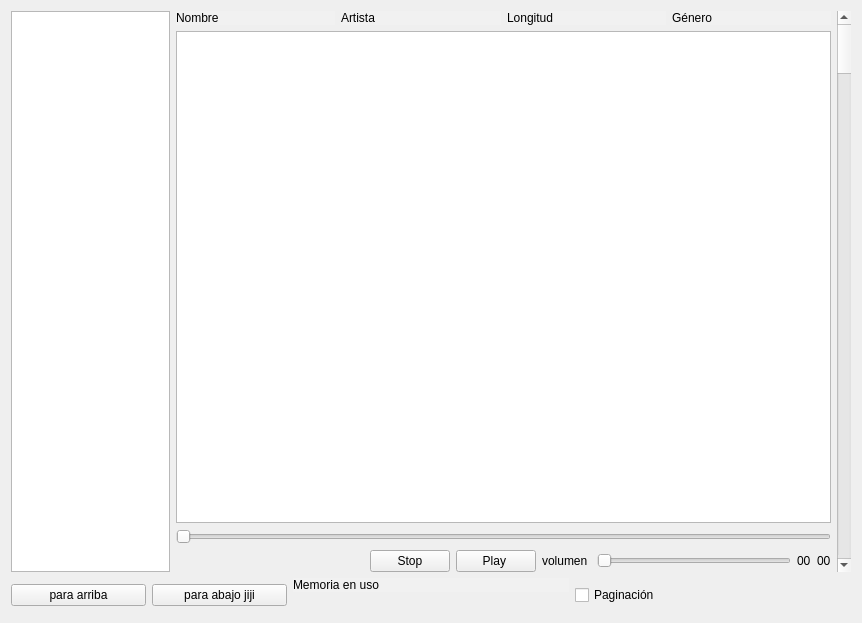
First picture: the form in Proyecto1-Radio/widget.ui, repository lazhero/RadioOdyssey, before the edit.
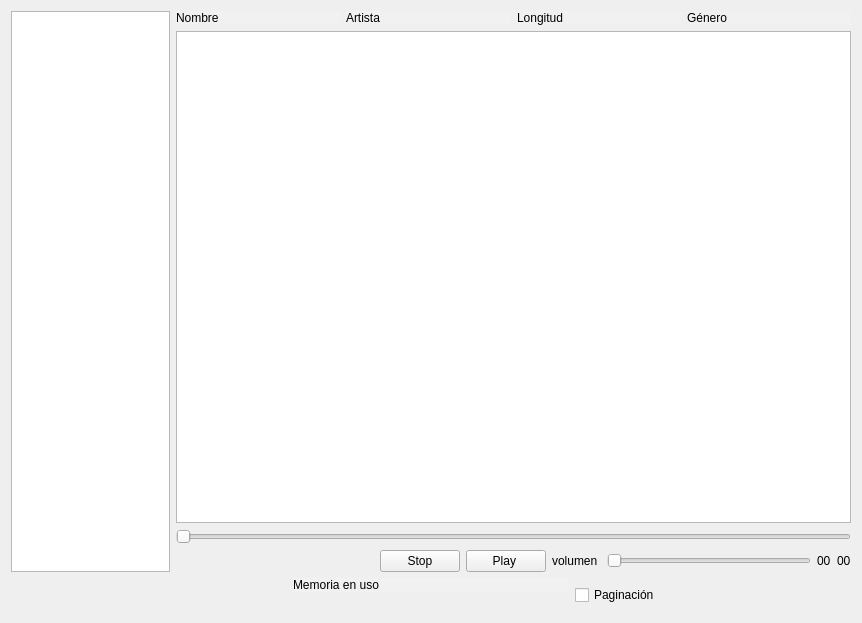
Second picture: the form after the edit.

Commit message: Pagination complete

Patch:
```diff
--- a/Proyecto1-Radio/widget.ui
+++ b/Proyecto1-Radio/widget.ui
@@ -203,31 +203,6 @@
        </item>
       </layout>
      </item>
-     <item>
-      <widget class="QScrollBar" name="verticalScrollBar">
-       <property name="orientation">
-        <enum>Qt::Vertical</enum>
-       </property>
-      </widget>
-     </item>
-    </layout>
-   </item>
-   <item row="1" column="0">
-    <layout class="QHBoxLayout" name="horizontalLayout_3">
-     <item>
-      <widget class="QPushButton" name="pushButton_2">
-       <property name="text">
-        <string>para arriba</string>
-       </property>
-      </widget>
-     </item>
-     <item>
-      <widget class="QPushButton" name="pushButton">
-       <property name="text">
-        <string>para abajo jiji</string>
-       </property>
-      </widget>
-     </item>
     </layout>
    </item>
    <item row="1" column="1">
```
The commit also changes 2 other files.
